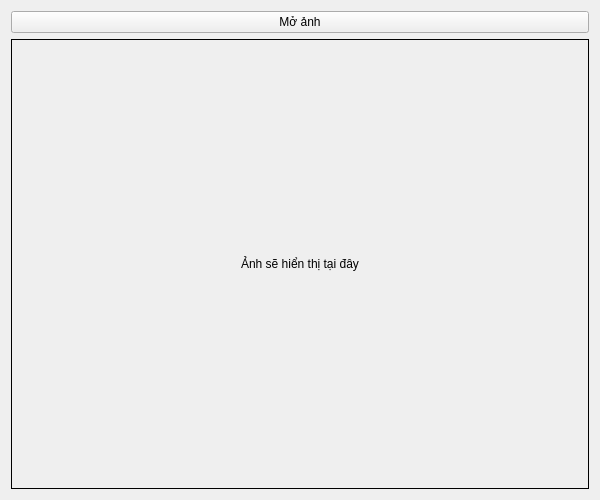
Qt form image_viewer/viewer.ui (thanhhieu16/PyQt) before a commit.
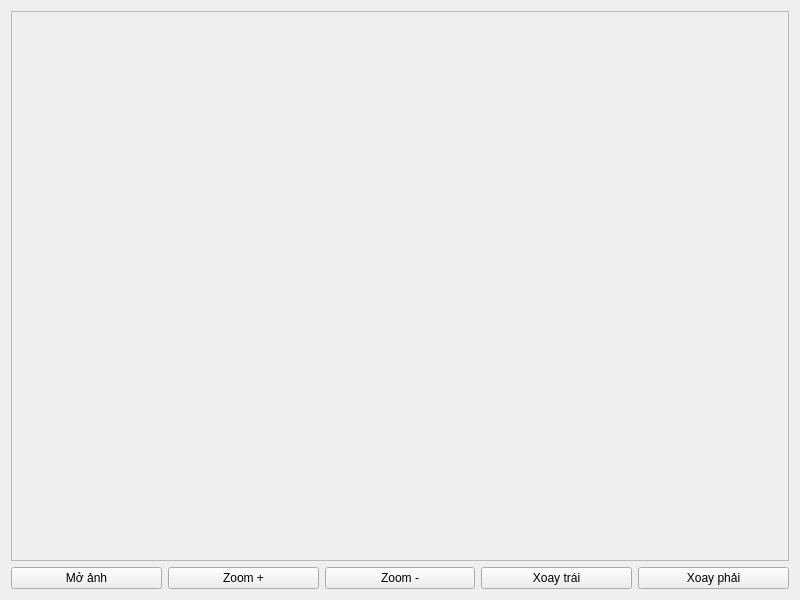
The same form after that commit.

Commit message: update image_viewer

What changed in the file:
```diff
--- a/image_viewer/viewer.ui
+++ b/image_viewer/viewer.ui
@@ -6,8 +6,8 @@
    <rect>
     <x>0</x>
     <y>0</y>
-    <width>600</width>
-    <height>500</height>
+    <width>800</width>
+    <height>600</height>
    </rect>
   </property>
   <property name="windowTitle">
@@ -15,37 +15,71 @@
   </property>
   <layout class="QVBoxLayout" name="verticalLayout">
    <item>
-    <widget class="QPushButton" name="btn_open">
-     <property name="text">
-      <string>Mở ảnh</string>
-     </property>
-     <property name="minimumHeight">
-      <number>40</number>
-     </property>
-    </widget>
-   </item>
-   <item>
-    <widget class="QLabel" name="label_image">
-     <property name="text">
-      <string>Ảnh sẽ hiển thị tại đây</string>
-     </property>
-     <property name="alignment">
-      <set>Qt::AlignCenter</set>
-     </property>
-     <property name="frameShape">
-      <enum>QFrame::Box</enum>
-     </property>
-     <property name="minimumSize">
-      <size>
-       <width>400</width>
-       <height>400</height>
-      </size>
-     </property>
-     <property name="scaledContents">
+    <widget class="QScrollArea" name="scroll_area">
+     <property name="widgetResizable">
       <bool>true</bool>
      </property>
+     <widget class="QWidget" name="scroll_content">
+      <layout class="QVBoxLayout" name="scroll_layout">
+       <item>
+        <widget class="QLabel" name="label_image">
+         <property name="minimumSize">
+          <size>
+           <width>400</width>
+           <height>300</height>
+          </size>
+         </property>
+         <property name="alignment">
+          <set>Qt::AlignCenter</set>
+         </property>
+         <property name="objectName">
+          <string>label_image</string>
+         </property>
+        </widget>
+       </item>
+      </layout>
+     </widget>
     </widget>
    </item>
+   <item>
+    <layout class="QHBoxLayout" name="horizontalLayout_buttons">
+     <item>
+      <widget class="QPushButton" name="btn_open">
+       <property name="text">
+        <string>Mở ảnh</string>
+       </property>
+      </widget>
+     </item>
+     <item>
+      <widget class="QPushButton" name="btn_zoom_in">
+       <property name="text">
+        <string>Zoom +</string>
+       </property>
+      </widget>
+     </item>
+     <item>
+      <widget class="QPushButton" name="btn_zoom_out">
+       <property name="text">
+        <string>Zoom -</string>
+       </property>
+      </widget>
+     </item>
+     <item>
+      <widget class="QPushButton" name="btn_rotate_left">
+       <property name="text">
+        <string>Xoay trái</string>
+       </property>
+      </widget>
+     </item>
+     <item>
+      <widget class="QPushButton" name="btn_rotate_right">
+       <property name="text">
+        <string>Xoay phải</string>
+       </property>
+      </widget>
+     </item>
+    </layout>
+   </item>
   </layout>
  </widget>
  <resources/>
```
Left out of the diff: 3 changed lines with no effect on the pictures. The commit also changes 7 other files.
